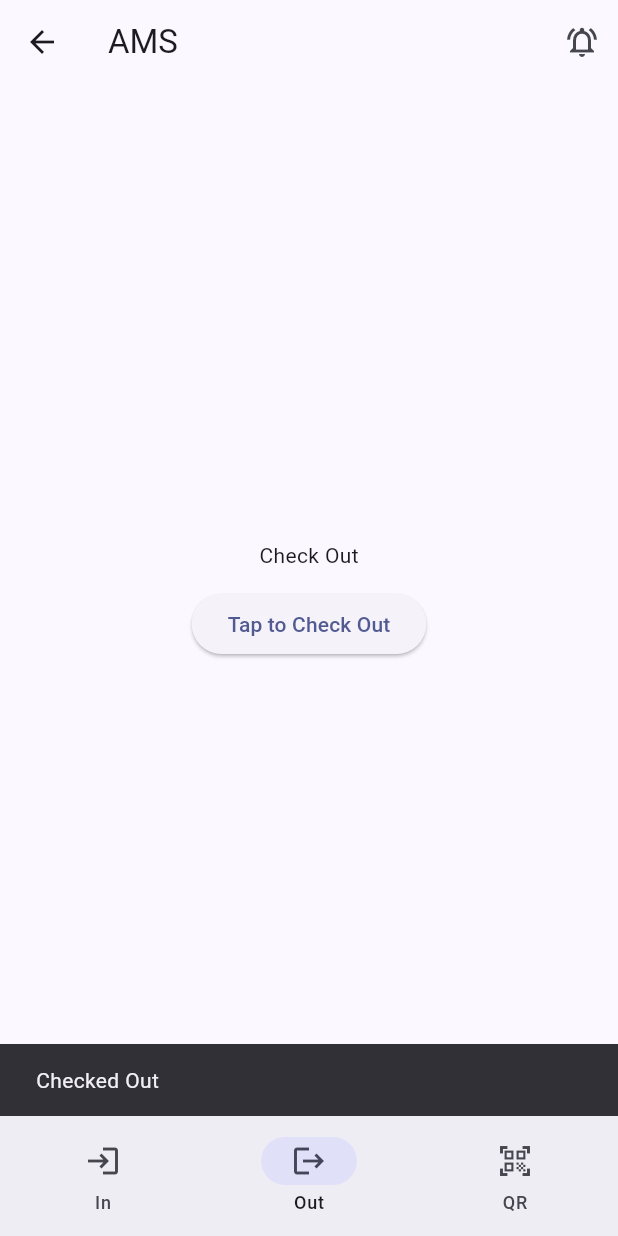
After one commit to Davefgh/ams-student-mobile, a Flutter app: the InOutHomeScreen screen opened directly, item 2 of the bottom bar chosen, after a tap on "Tap to Check Out", on a phone screen of 412 x 824 dp. The commit adds this screen. Run offline on Flutter 3.47's test engine with Material 3 defaults, Android fonts, the phone set to English and light mode, and no system bars; our stand-ins replace flutter_local_notifications; missing offline and left inert: mobile_scanner.

Commit message:
feat: add In/Out attendance UI

```diff
--- a/lib/main.dart
+++ b/lib/main.dart
@@ -1,17 +1,39 @@
 import 'package:flutter/material.dart';
-import 'screens/login_screen.dart';
+import 'screens/student_home_screen.dart';
+import 'services/notification_service.dart';
+import 'screens/task_letter_screen.dart';
 
-void main() {
+Future<void> main() async {
   WidgetsFlutterBinding.ensureInitialized();
+  await NotificationService.instance.initialize();
   runApp(const StudentApp());
 }
 
-class StudentApp extends StatelessWidget {
+class StudentApp extends StatefulWidget {
   const StudentApp({super.key});
+
+  @override
+  State<StudentApp> createState() => _StudentAppState();
+}
+
+class _StudentAppState extends State<StudentApp> {
+  final GlobalKey<NavigatorState> _navigatorKey = GlobalKey<NavigatorState>();
+
+  @override
+  void initState() {
+    super.initState();
+    NotificationService.instance.onPayloadTap.listen((payload) {
+      final nav = _navigatorKey.currentState;
+      if (nav != null) {
+        nav.push(TaskLetterScreen.routeFromPayload(payload));
+      }
+    });
+  }
 
   @override
   Widget build(BuildContext context) {
     return MaterialApp(
+      navigatorKey: _navigatorKey,
       title: 'AMS Student',
       debugShowCheckedModeBanner: false,
       theme: ThemeData(
@@ -24,7 +46,7 @@ class StudentApp extends StatelessWidget {
         ),
         visualDensity: VisualDensity.adaptivePlatformDensity,
       ),
-      home: const LoginScreen(),
+      home: const StudentHomeScreen(),
     );
   }
 }
--- /dev/null
+++ b/lib/screens/in_out_home_screen.dart
@@ -0,0 +1,119 @@
+import 'package:flutter/material.dart';
+import 'package:mobile_scanner/mobile_scanner.dart';
+import 'notifications_screen.dart';
+
+class InOutHomeScreen extends StatefulWidget {
+  const InOutHomeScreen({super.key});
+
+  @override
+  State<InOutHomeScreen> createState() => _InOutHomeScreenState();
+}
+
+class _InOutHomeScreenState extends State<InOutHomeScreen> {
+  int _index = 0;
+
+  @override
+  Widget build(BuildContext context) {
+    final pages = <Widget>[
+      _InPage(),
+      _OutPage(),
+      const _QrPage(),
+    ];
+    return Scaffold(
+      appBar: AppBar(
+        title: const Text('AMS'),
+        actions: [
+          IconButton(
+            icon: const Icon(Icons.notifications_active_outlined),
+            onPressed: () => Navigator.of(context).push(
+              MaterialPageRoute(builder: (_) => const NotificationsScreen()),
+            ),
+          )
+        ],
+      ),
+      body: pages[_index],
+      bottomNavigationBar: NavigationBar(
+        selectedIndex: _index,
+        onDestinationSelected: (i) => setState(() => _index = i),
+        destinations: const [
+          NavigationDestination(icon: Icon(Icons.login), label: 'In'),
+          NavigationDestination(icon: Icon(Icons.logout), label: 'Out'),
+          NavigationDestination(icon: Icon(Icons.qr_code_scanner), label: 'QR'),
+        ],
+      ),
+    );
+  }
+}
+
+class _InPage extends StatelessWidget {
+  @override
+  Widget build(BuildContext context) {
+    return Center(
+      child: Column(
+        mainAxisAlignment: MainAxisAlignment.center,
+        children: [
+          const Text('Check In'),
+          const SizedBox(height: 12),
+          ElevatedButton(
+            onPressed: () {
+              ScaffoldMessenger.of(context).showSnackBar(const SnackBar(content: Text('Checked In')));
+            },
+            child: const Text('Tap to Check In'),
+          ),
+        ],
+      ),
+    );
+  }
+}
+
+class _OutPage extends StatelessWidget {
+  @override
+  Widget build(BuildContext context) {
+    return Center(
+      child: Column(
+        mainAxisAlignment: MainAxisAlignment.center,
+        children: [
+          const Text('Check Out'),
+          const SizedBox(height: 12),
+          ElevatedButton(
+            onPressed: () {
+              ScaffoldMessenger.of(context).showSnackBar(const SnackBar(content: Text('Checked Out')));
+            },
+            child: const Text('Tap to Check Out'),
+          ),
+        ],
+      ),
+    );
+  }
+}
+
+class _QrPage extends StatelessWidget {
+  const _QrPage();
+
+  @override
+  Widget build(BuildContext context) {
+    return Column(
+      crossAxisAlignment: CrossAxisAlignment.stretch,
+      children: [
+        const Padding(
+          padding: EdgeInsets.all(16),
+          child: Text('Scan QR to mark attendance'),
+        ),
+        Expanded(
+          child: MobileScanner(
+            controller: MobileScannerController(formats: const [BarcodeFormat.qrCode]),
+            onDetect: (capture) {
+              final barcodes = capture.barcodes;
+              if (barcodes.isNotEmpty) {
+                final value = barcodes.first.rawValue;
+                if (value != null) {
+                  ScaffoldMessenger.of(context).showSnackBar(SnackBar(content: Text('QR: $value')));
+                }
+              }
+            },
+          ),
+        )
+      ],
+    );
+  }
+}
--- /dev/null
+++ b/lib/services/notification_service.dart
@@ -0,0 +1,18 @@
+import 'dart:async';
+import 'package:flutter/foundation.dart' show kIsWeb;
+
+// Conditional import: use real notifications on mobile/desktop, no-op on web.
+import 'notification_service_mobile.dart'
+    if (dart.library.html) 'notification_service_web.dart';
+
+abstract class NotificationService {
+  static NotificationService get instance => getNotificationService();
+
+  Stream<String?> get onPayloadTap;
+
+  Future<void> initialize();
+
+  Future<void> showSpillOverTaskNotification({required String title, required String body, required String payload});
+
+  void dispose();
+}
--- a/pubspec.yaml
+++ b/pubspec.yaml
@@ -34,6 +34,8 @@ dependencies:
   # The following adds the Cupertino Icons font to your application.
   # Use with the CupertinoIcons class for iOS style icons.
   cupertino_icons: ^1.0.8
+  mobile_scanner: ^6.0.10
+  flutter_local_notifications: ^18.0.1
 
 dev_dependencies:
   flutter_test:
```
Also changed, not shown: lib/screens/notifications_screen.dart (added, +40 -0 lines), lib/screens/student_home_screen.dart (+186 -70 lines), lib/screens/task_letter_screen.dart (added, +55 -0 lines), lib/services/notification_service_mobile.dart (added, +73 -0 lines), lib/services/notification_service_web.dart (added, +25 -0 lines), pubspec.lock, 1 other file.
